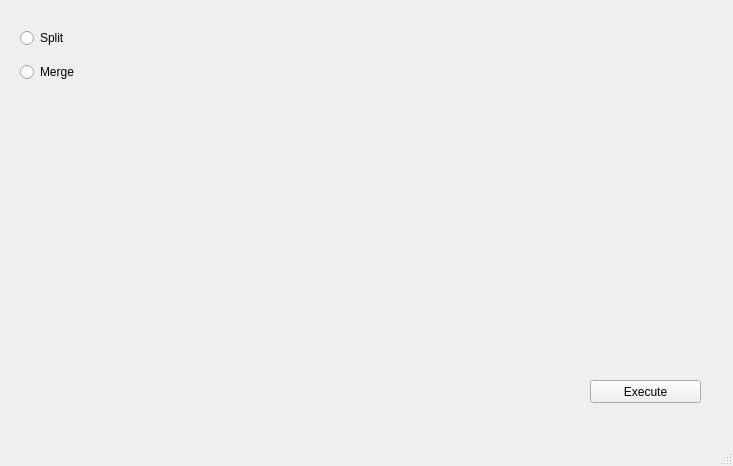
Above: src/raw/pdf_spliter_proj.ui from JonasFiechter/pdf_splitter before the change. Below: the same form after it.
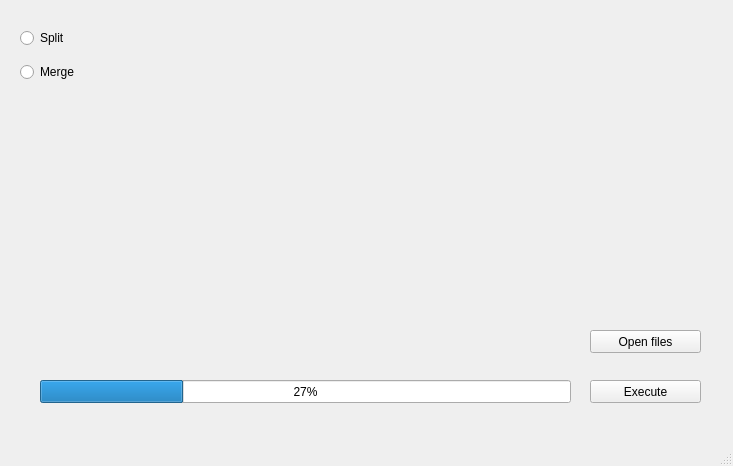
That is the form after the change.

```diff
--- a/src/raw/pdf_spliter_proj.ui
+++ b/src/raw/pdf_spliter_proj.ui
@@ -27,7 +27,7 @@
      <string>Execute</string>
     </property>
    </widget>
-   <widget class="QWidget" name="">
+   <widget class="QWidget" name="layoutWidget">
     <property name="geometry">
      <rect>
       <x>20</x>
@@ -53,6 +53,32 @@
      </item>
     </layout>
    </widget>
+   <widget class="QPushButton" name="pushButton_2">
+    <property name="geometry">
+     <rect>
+      <x>590</x>
+      <y>330</y>
+      <width>111</width>
+      <height>23</height>
+     </rect>
+    </property>
+    <property name="text">
+     <string>Open files</string>
+    </property>
+   </widget>
+   <widget class="QProgressBar" name="progressBar">
+    <property name="geometry">
+     <rect>
+      <x>40</x>
+      <y>380</y>
+      <width>531</width>
+      <height>23</height>
+     </rect>
+    </property>
+    <property name="value">
+     <number>27</number>
+    </property>
+   </widget>
   </widget>
   <widget class="QMenuBar" name="menubar">
    <property name="geometry">
```
